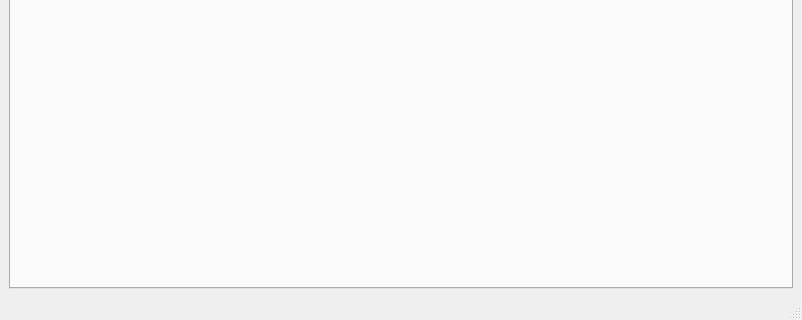
Before: the Qt Designer form mainwindow.ui in ArkadiuszStanislawLega/Flashcards_Qt, drawn with Qt 5; both pictures show x 0 to 802 and y 330 to 650 of the 802 by 650 pixel window.
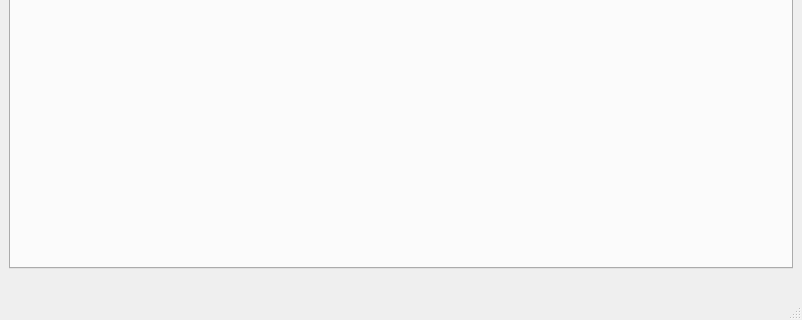
After: the same form once the commit is applied. Custom widgets are drawn as their Qt base class.

Patch:
```diff
--- a/mainwindow.ui
+++ b/mainwindow.ui
@@ -56,6 +56,16 @@
       </widget>
      </widget>
     </item>
+    <item>
+     <widget class="QLabel" name="l_info">
+      <property name="autoFillBackground">
+       <bool>true</bool>
+      </property>
+      <property name="text">
+       <string/>
+      </property>
+     </widget>
+    </item>
    </layout>
   </widget>
   <widget class="QStatusBar" name="statusbar"/>
```
